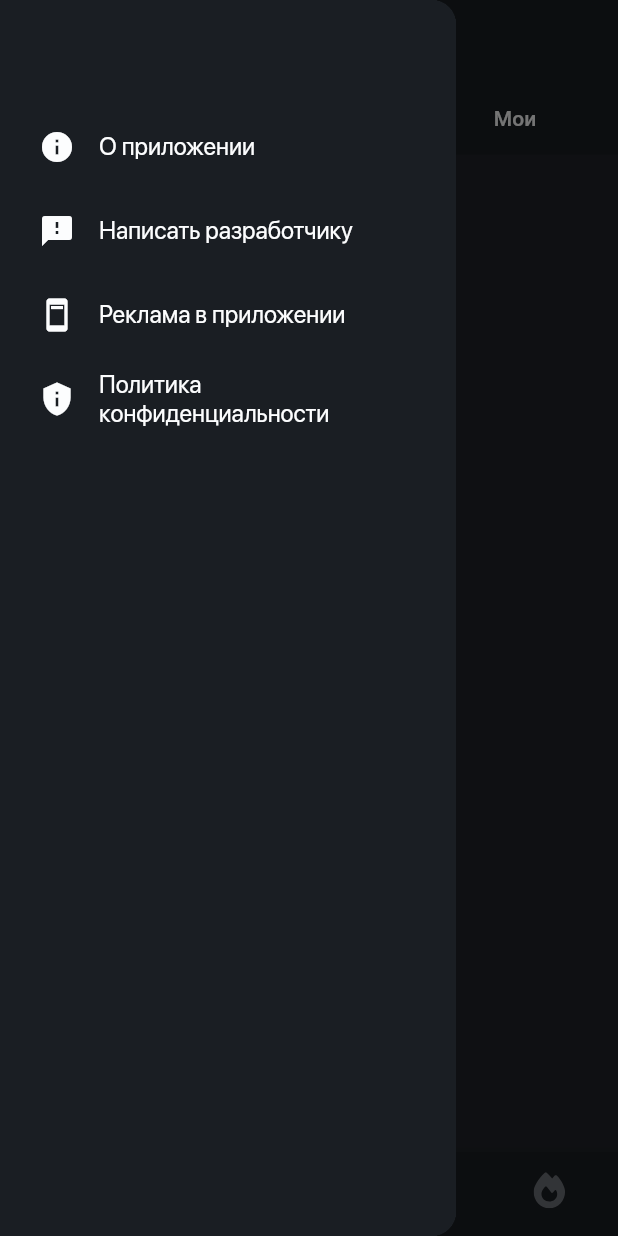
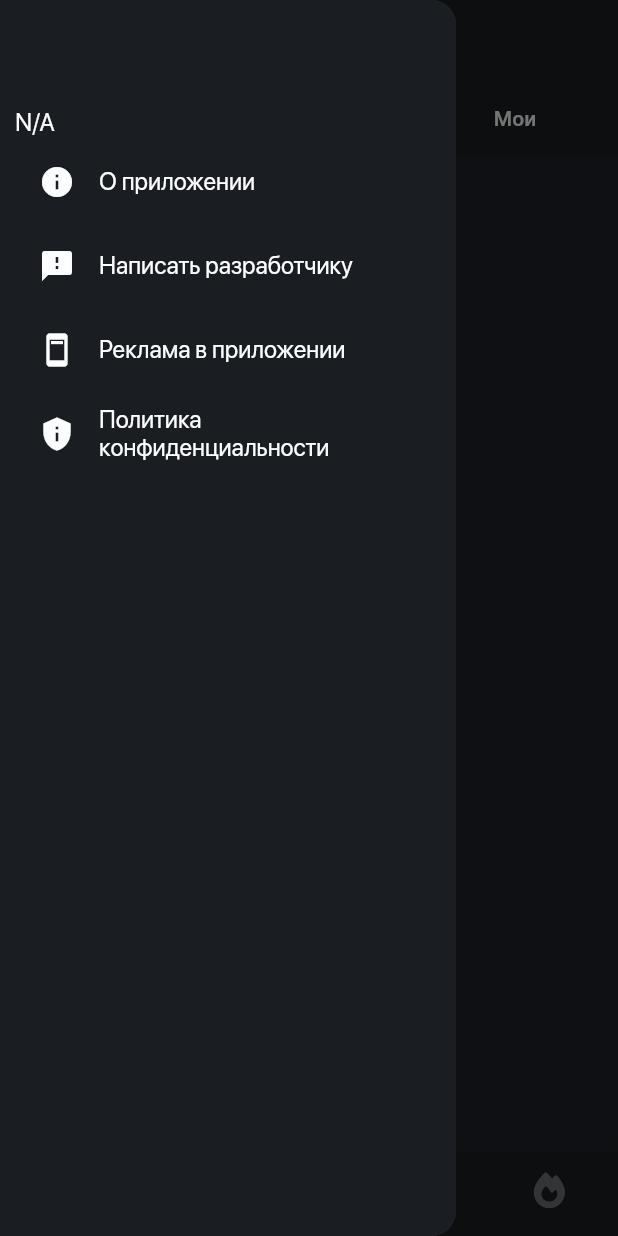
Before and after one commit to McAr0v/dvij_flutter, a Flutter app: the screen it shows after launch, with the side drawer open, on a phone screen of 412 x 824 dp. Run offline on Flutter 3.47's test engine with Material 3 defaults, Android fonts, the phone set to English and light mode, and no system bars; our stand-ins replace firebase_auth, firebase_core, flutter_svg; accounts and stored records are empty; project files that could hold a hidden picture were left out.

Commit message:
Little changes from uid. I'll done auth tomorrow)

```diff
--- a/lib/authentication/auth_with_email.dart
+++ b/lib/authentication/auth_with_email.dart
@@ -2,6 +2,8 @@ import 'package:firebase_auth/firebase_auth.dart';
 
 class AuthWithEmail {
   final FirebaseAuth _auth = FirebaseAuth.instance;
+  get user => _auth.currentUser;
+
 
 
   Future<void> signOut() async {
@@ -44,7 +46,7 @@ class AuthWithEmail {
         print('No user found for that email.');
       } else if (e.code == 'wrong-password') {
         print('Wrong password provided for that user.');
-      }
+      } return null;
     } catch (e) {
       print(e);
       return null;
--- a/lib/navigation/custom_bottom_navigation_bar.dart
+++ b/lib/navigation/custom_bottom_navigation_bar.dart
@@ -1,3 +1,4 @@
+import 'package:firebase_auth/firebase_auth.dart';
 import 'package:flutter/material.dart';
 import 'package:dvij_flutter/themes/app_colors.dart';
 import 'package:flutter_svg/flutter_svg.dart';
--- a/lib/navigation/custom_drawer.dart
+++ b/lib/navigation/custom_drawer.dart
@@ -1,3 +1,4 @@
+import 'package:firebase_auth/firebase_auth.dart';
 import 'package:flutter/material.dart';
 import 'package:dvij_flutter/themes/app_colors.dart';
 import 'package:dvij_flutter/screens/otherPages/about_app_page.dart';
@@ -9,7 +10,9 @@ import 'package:dvij_flutter/screens/otherPages/privacy_policy_page.dart';
 // --- КАСТОМНАЯ БОКОВАЯ ШТОРКА -----
 
 class CustomDrawer extends StatelessWidget {
-  const CustomDrawer({super.key});
+  CustomDrawer({super.key});
+
+  final FirebaseAuth _auth = FirebaseAuth.instance;
 
   @override
   Widget build(BuildContext context) {
@@ -26,6 +29,7 @@ class CustomDrawer extends StatelessWidget {
           //padding: EdgeInsets.all(5.0),
           padding: EdgeInsets.fromLTRB(5.0, 20.0, 5.0, 5.0),
           children: [
+            Text(_auth.currentUser?.uid ?? "N/A"),
             ListTile(
               leading: Icon(Icons.info),
               title: Text('О приложении'),
--- a/lib/screens/events/events_feed_page.dart
+++ b/lib/screens/events/events_feed_page.dart
@@ -8,12 +8,7 @@ import '../../authentication/auth_with_email.dart'; // Импортируем в
 
 class EventsFeedPage extends StatelessWidget {
 
-  EventsFeedPage({Key? key}) : super(key: key);
-
-  String? uid; // UID пользователя
-
-  final AuthWithEmail authWithEmail = AuthWithEmail();
-
+  const EventsFeedPage({Key? key}) : super(key: key);
 
   @override
   Widget build(BuildContext context) {
--- a/lib/screens/profile/registration_screen.dart
+++ b/lib/screens/profile/registration_screen.dart
@@ -1,3 +1,4 @@
+import 'package:firebase_auth/firebase_auth.dart';
 import 'package:flutter/material.dart';
 import 'package:dvij_flutter/authentication/auth_with_email.dart';
 import 'package:provider/provider.dart';
@@ -70,6 +71,8 @@ class _RegistrationScreenState extends State<RegistrationScreen> {
 
 class UserProfileScreen extends StatelessWidget {
 
+  final FirebaseAuth _auth = FirebaseAuth.instance;
+
   final AuthWithEmail authWithEmail = AuthWithEmail();
 
 
@@ -77,7 +80,7 @@ class UserProfileScreen extends StatelessWidget {
   Widget build(BuildContext context) {
     // Получение uid из AppState
 
-    String? uid = Provider.of<AppState>(context).uid;
+    String? uid = _auth.currentUser?.uid;
 
     return Scaffold(
       appBar: AppBar(
```
Also changed, not shown: 7 other files.
